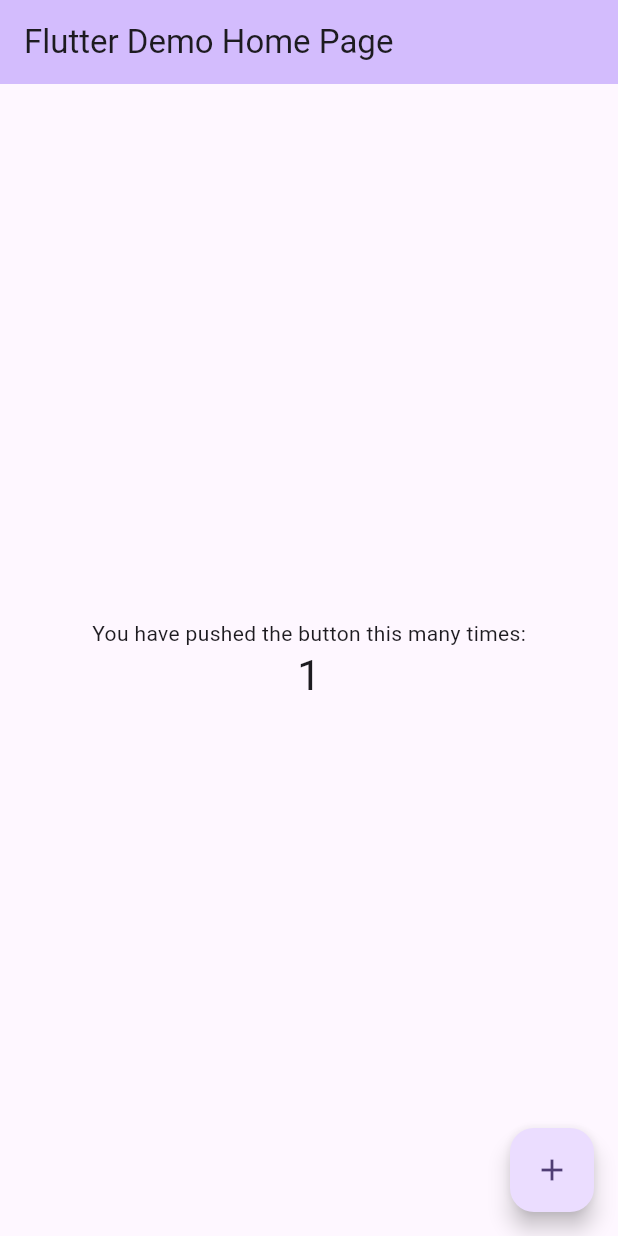
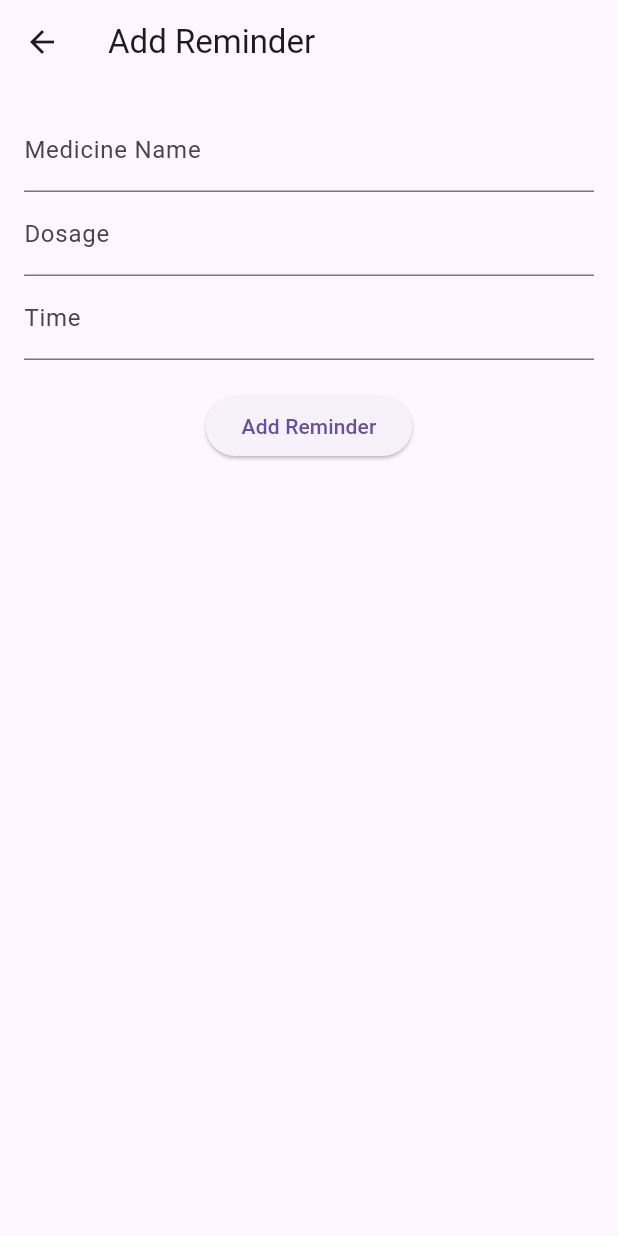
Before and after one commit to kenon7/dose_reminder, a Flutter app: the screen it shows after launch, after a tap on the "add" icon, on a phone screen of 412 x 824 dp. Run offline on Flutter 3.47's test engine with Material 3 defaults, Android fonts, the phone set to English and light mode, and no system bars; our stand-ins replace flutter_local_notifications.

Commit message:
Added both reminder and homescreen

```diff
--- /dev/null
+++ b/lib/add_reminder_screen.dart
@@ -0,0 +1,60 @@
+import 'package:flutter/material.dart';
+
+class AddReminderScreen extends StatelessWidget {
+  final _formKey = GlobalKey<FormState>();
+
+  @override
+  Widget build(BuildContext context) {
+    return Scaffold(
+      appBar: AppBar(
+        title: Text('Add Reminder'),
+      ),
+      body: Padding(
+        padding: const EdgeInsets.all(16.0),
+        child: Form(
+          key: _formKey,
+          child: Column(
+            children: [
+              TextFormField(
+                decoration: InputDecoration(labelText: 'Medicine Name'),
+                validator: (value) {
+                  if (value == null || value.isEmpty) {
+                    return 'Please enter the medicine name';
+                  }
+                  return null;
+                },
+              ),
+              TextFormField(
+                decoration: InputDecoration(labelText: 'Dosage'),
+                validator: (value) {
+                  if (value == null || value.isEmpty) {
+                    return 'Please enter the dosage';
+                  }
+                  return null;
+                },
+              ),
+              TextFormField(
+                decoration: InputDecoration(labelText: 'Time'),
+                validator: (value) {
+                  if (value == null || value.isEmpty) {
+                    return 'Please enter the time';
+                  }
+                  return null;
+                },
+              ),
+              SizedBox(height: 20),
+              ElevatedButton(
+                onPressed: () {
+                  if (_formKey.currentState?.validate() ?? false) {
+                    // Process the data
+                  }
+                },
+                child: Text('Add Reminder'),
+              ),
+            ],
+          ),
+        ),
+      ),
+    );
+  }
+}
--- /dev/null
+++ b/lib/home_screen.dart
@@ -0,0 +1,30 @@
+import 'package:flutter/material.dart';
+
+class HomeScreen extends StatelessWidget {
+  @override
+  Widget build(BuildContext context) {
+    return Scaffold(
+      appBar: AppBar(
+        title: Text('Dose Reminder'),
+      ),
+      body: ListView(
+        children: [
+          ListTile(
+            title: Text('Medicine A'),
+            subtitle: Text('Take at 9:00 AM'),
+          ),
+          ListTile(
+            title: Text('Medicine B'),
+            subtitle: Text('Take at 12:00 PM'),
+          ),
+        ],
+      ),
+      floatingActionButton: FloatingActionButton(
+        onPressed: () {
+          Navigator.pushNamed(context, '/addReminder');
+        },
+        child: Icon(Icons.add),
+      ),
+    );
+  }
+}
--- a/lib/main.dart
+++ b/lib/main.dart
@@ -1,125 +1,37 @@
 import 'package:flutter/material.dart';
+import 'home_screen.dart';
+import 'add_reminder_screen.dart';
+import 'package:flutter_local_notifications/flutter_local_notifications.dart';
+
+final FlutterLocalNotificationsPlugin flutterLocalNotificationsPlugin = FlutterLocalNotificationsPlugin();
 
 void main() {
-  runApp(const MyApp());
+  runApp(MyApp());
+  _initializeNotifications();
+}
+
+void _initializeNotifications() async {
+  const AndroidInitializationSettings initializationSettingsAndroid = AndroidInitializationSettings('@mipmap/ic_launcher');
+
+  final InitializationSettings initializationSettings = InitializationSettings(
+    android: initializationSettingsAndroid,
+  );
+
+  await flutterLocalNotificationsPlugin.initialize(initializationSettings);
 }
 
 class MyApp extends StatelessWidget {
-  const MyApp({super.key});
-
-  // This widget is the root of your application.
   @override
   Widget build(BuildContext context) {
     return MaterialApp(
-      title: 'Flutter Demo',
+      title: 'Dose Reminder',
       theme: ThemeData(
-        // This is the theme of your application.
-        //
-        // TRY THIS: Try running your application with "flutter run". You'll see
-        // the application has a purple toolbar. Then, without quitting the app,
-        // try changing the seedColor in the colorScheme below to Colors.green
-        // and then invoke "hot reload" (save your changes or press the "hot
-        // reload" button in a Flutter-supported IDE, or press "r" if you used
-        // the command line to start the app).
-        //
-        // Notice that the counter didn't reset back to zero; the application
-        // state is not lost during the reload. To reset the state, use hot
-        // restart instead.
-        //
-        // This works for code too, not just values: Most code changes can be
-        // tested with just a hot reload.
-        colorScheme: ColorScheme.fromSeed(seedColor: Colors.deepPurple),
-        useMaterial3: true,
+        primarySwatch: Colors.blue,
       ),
-      home: const MyHomePage(title: 'Flutter Demo Home Page'),
+      home: HomeScreen(),
+      routes: {
+        '/addReminder': (context) => AddReminderScreen(),
+      },
     );
   }
 }
-
-class MyHomePage extends StatefulWidget {
-  const MyHomePage({super.key, required this.title});
-
-  // This widget is the home page of your application. It is stateful, meaning
-  // that it has a State object (defined below) that contains fields that affect
-  // how it looks.
-
-  // This class is the configuration for the state. It holds the values (in this
-  // case the title) provided by the parent (in this case the App widget) and
-  // used by the build method of the State. Fields in a Widget subclass are
-  // always marked "final".
-
-  final String title;
-
-  @override
-  State<MyHomePage> createState() => _MyHomePageState();
-}
-
-class _MyHomePageState extends State<MyHomePage> {
-  int _counter = 0;
-
-  void _incrementCounter() {
-    setState(() {
-      // This call to setState tells the Flutter framework that something has
-      // changed in this State, which causes it to rerun the build method below
-      // so that the display can reflect the updated values. If we changed
-      // _counter without calling setState(), then the build method would not be
-      // called again, and so nothing would appear to happen.
-      _counter++;
-    });
-  }
-
-  @override
-  Widget build(BuildContext context) {
-    // This method is rerun every time setState is called, for instance as done
-    // by the _incrementCounter method above.
-    //
-    // The Flutter framework has been optimized to make rerunning build methods
-    // fast, so that you can just rebuild anything that needs updating rather
-    // than having to individually change instances of widgets.
-    return Scaffold(
-      appBar: AppBar(
-        // TRY THIS: Try changing the color here to a specific color (to
-        // Colors.amber, perhaps?) and trigger a hot reload to see the AppBar
-        // change color while the other colors stay the same.
-        backgroundColor: Theme.of(context).colorScheme.inversePrimary,
-        // Here we take the value from the MyHomePage object that was created by
-        // the App.build method, and use it to set our appbar title.
-        title: Text(widget.title),
-      ),
-      body: Center(
-        // Center is a layout widget. It takes a single child and positions it
-        // in the middle of the parent.
-        child: Column(
-          // Column is also a layout widget. It takes a list of children and
-          // arranges them vertically. By default, it sizes itself to fit its
-          // children horizontally, and tries to be as tall as its parent.
-          //
-          // Column has various properties to control how it sizes itself and
-          // how it positions its children. Here we use mainAxisAlignment to
-          // center the children vertically; the main axis here is the vertical
-          // axis because Columns are vertical (the cross axis would be
-          // horizontal).
-          //
-          // TRY THIS: Invoke "debug painting" (choose the "Toggle Debug Paint"
-          // action in the IDE, or press "p" in the console), to see the
-          // wireframe for each widget.
-          mainAxisAlignment: MainAxisAlignment.center,
-          children: <Widget>[
-            const Text(
-              'You have pushed the button this many times:',
-            ),
-            Text(
-              '$_counter',
-              style: Theme.of(context).textTheme.headlineMedium,
-            ),
-          ],
-        ),
-      ),
-      floatingActionButton: FloatingActionButton(
-        onPressed: _incrementCounter,
-        tooltip: 'Increment',
-        child: const Icon(Icons.add),
-      ), // This trailing comma makes auto-formatting nicer for build methods.
-    );
-  }
-}
```
Also changed, not shown: 1 other file.
